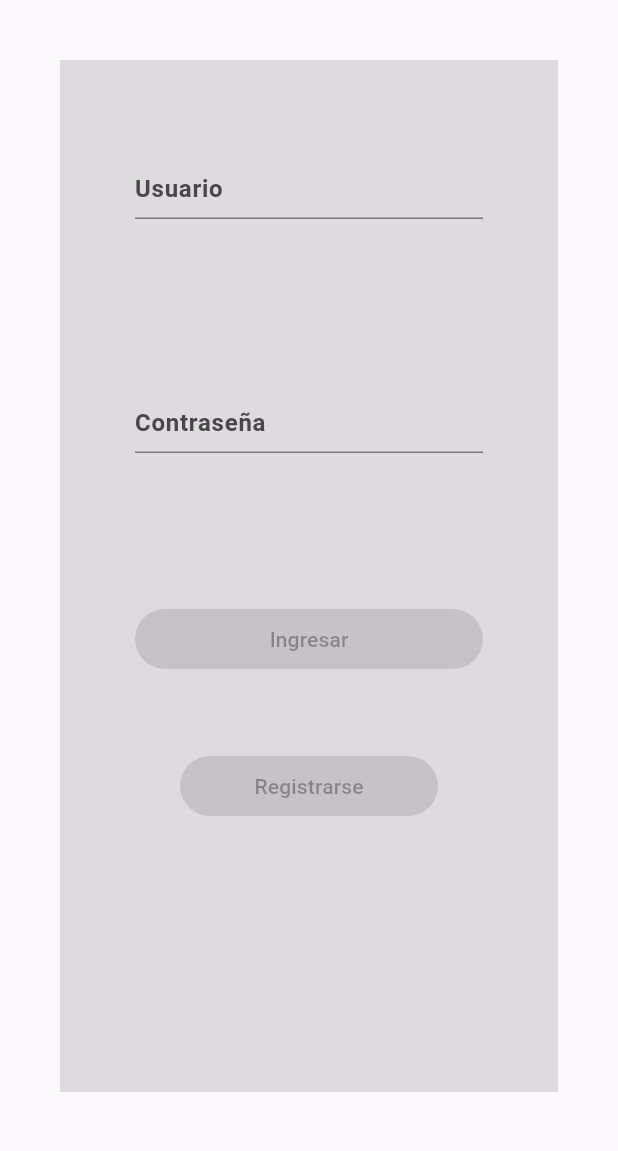
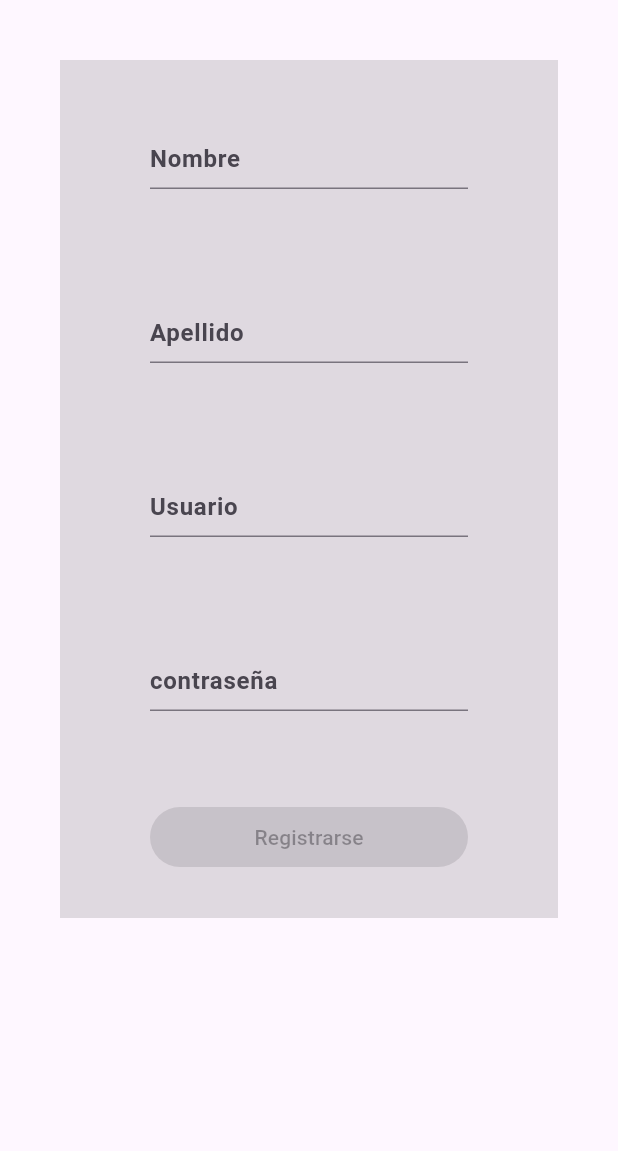
Before and after one commit to maiyerhn/Aplicativo-Bancario-FrontEnd-Flutter-d, a Flutter app: the screen it shows after launch, on a phone screen of 412 x 824 dp, the part 84-1235 px from its top. Run offline on Flutter 3.47's test engine with Material 3 defaults, Android fonts, the phone set to English and light mode, and no system bars.

Commit message:
vista Registropage

```diff
--- a/bankco/lib/homepage.dart
+++ b/bankco/lib/homepage.dart
@@ -1,9 +1,10 @@
 import 'package:bankco/iniciarpage.dart';
+import 'package:bankco/registropage.dart';
 import 'package:flutter/material.dart';
 
 class Homepage extends StatelessWidget {
   @override
   Widget build(BuildContext context){
-    return Iniciarpage();
+    return RegistroPage();
   }
 }
--- a/bankco/lib/iniciarpage.dart
+++ b/bankco/lib/iniciarpage.dart
@@ -11,31 +11,6 @@ class Iniciarpage extends StatelessWidget {
 
   String get usuario => _usuario.text;
   String get contrasena => _contrasena.text;
-
-  Future<void> _sendGetRequest(String usuario, String contrasena) async {
-    final String url = 'https://example.com/api';
-
-    final Uri uri = Uri.parse(url).replace(queryParameters: {
-      'usuario': usuario,
-      'contrasena': contrasena,
-    });
-
-    try {
-      final response = await http.get(uri);
-
-          String usuarioEsperado = _usuario.toString();
-          String contrasenaEsperada = contrasena.toString();
-          final info = jsonDecode(response.body);
-
-      if (response.statusCode == 200) {
-
-      } else {
-
-      }
-    } catch (e) {
-
-    }
-  }
 
   @override
 
@@ -59,7 +34,7 @@ class Iniciarpage extends StatelessWidget {
       ),
       body: Container(
         color: Colors.black12,
-        margin: EdgeInsets.all(40.0),
+        margin: EdgeInsets.symmetric(horizontal: 60.0, vertical: 30.0),
         child: Form(child: Column(children:<Widget> [
           _inputtext1(),
           _inputtext2(),
@@ -73,7 +48,7 @@ class Iniciarpage extends StatelessWidget {
 
   _inputtext1() {
     return Container(
-      padding: const EdgeInsets.all(50.0),
+      margin: EdgeInsets.symmetric(horizontal: 60.0, vertical: 30.0),
       child:
       TextFormField(
         controller: _usuario,
@@ -91,7 +66,7 @@ class Iniciarpage extends StatelessWidget {
 
   _inputtext2() {
     return Container(
-      padding: const EdgeInsets.all(50.0),
+      margin: EdgeInsets.symmetric(horizontal: 60.0, vertical: 30.0),
       child:
       TextFormField(
         decoration: const InputDecoration(
@@ -108,7 +83,7 @@ class Iniciarpage extends StatelessWidget {
   }
   _inputtext3() {
     return Container(
-      padding: const EdgeInsets.all(50.0),
+      margin: EdgeInsets.symmetric(horizontal: 60.0, vertical: 30.0),
       child:
       const ElevatedButton(
                 onPressed: null,
@@ -117,7 +92,7 @@ class Iniciarpage extends StatelessWidget {
   }
   _inputtext4() {
     return Container(
-      margin: EdgeInsets.symmetric(horizontal: 80.0),
+      margin: EdgeInsets.symmetric(horizontal: 80.0, vertical: 30.0),
       child:
 
       const ElevatedButton(
--- a/bankco/lib/models/datos.dart
+++ b/bankco/lib/models/datos.dart
@@ -3,4 +3,5 @@ class Datos {
   int prestamo = 0;
   int meses = 0;
 
+
 }
--- a/bankco/lib/models/user.dart
+++ b/bankco/lib/models/user.dart
@@ -2,16 +2,16 @@ import 'dart:convert';
 
 import 'package:bankco/models/datos.dart';
 
-class User{
+class User {
   String? nombre;
   String? apellido;
   String? usuario;
   int? contrasena;
   String? tipo;
-  Datos datos;
+
 
   User(String jsonString){
-    datos = new Datos();
+    Datos datos = new Datos();
     Map data =jsonDecode(jsonString);
     this.nombre = data['nombre'];
     this.apellido = data['apellido'];
--- a/bankco/lib/registropage.dart
+++ b/bankco/lib/registropage.dart
@@ -0,0 +1,130 @@
+import 'package:flutter/material.dart';
+
+class RegistroPage extends StatelessWidget {
+
+   final TextEditingController _usuario = TextEditingController();
+  final TextEditingController _contrasena = TextEditingController();
+
+  String get usuario => _usuario.text;
+  String get contrasena => _contrasena.text;
+
+  @override
+
+  Widget build(BuildContext context) {
+    final _formKey = GlobalKey<FormState>();
+
+    return Scaffold(
+      appBar: AppBar(
+         backgroundColor: Colors.blue.shade700,
+        title: Row(
+          mainAxisAlignment: MainAxisAlignment.center,
+          children: <Widget>[
+            Text('BankCo'),
+            SizedBox(width: 8),
+            IconButton(
+              icon: ImageIcon(AssetImage('lib/img/iconLog.png')),
+              onPressed: () {},
+            ),
+          ],
+        ),
+      ),
+      body: SingleChildScrollView(
+        child: Container(
+          color: Colors.black12,
+          margin: EdgeInsets.all(40.0),
+          child: Form(
+            key: _formKey,
+            child: Column(
+              children: <Widget>[
+                _inputtext1(),
+                _inputtext2(),
+                _inputtext3(),
+                _inputtext4(),
+                _inputtext5(),
+              ],
+            ),
+          ),
+        ),
+      ),
+    );
+  }
+
+  _inputtext1() {
+    return Container(
+      margin: EdgeInsets.symmetric(horizontal: 60.0, vertical: 30.0),
+      child:
+      TextFormField(
+        controller: _usuario,
+        decoration: const InputDecoration(
+          labelText: 'Nombre',
+          alignLabelWithHint: true,
+          labelStyle: TextStyle(
+                      fontWeight: FontWeight.bold,
+                    ),
+        ),
+        textAlign: TextAlign.center,
+      ),
+      );
+  }
+
+  _inputtext2() {
+    return Container(
+      margin: EdgeInsets.symmetric(horizontal: 60.0, vertical: 30.0),
+      child:
+      TextFormField(
+        decoration: const InputDecoration(
+          labelText: 'Apellido',
+          alignLabelWithHint: true,
+          labelStyle: TextStyle(
+                      fontWeight: FontWeight.bold,
+                    ),
+        ),
+        textAlign: TextAlign.center,
+
+      ),
+      );
+  }
+  _inputtext3() {
+    return Container(
+      margin: EdgeInsets.symmetric(horizontal: 60.0, vertical: 30.0),
+      child:
+      TextFormField(
+        decoration: const InputDecoration(
+          labelText: 'Usuario',
+          alignLabelWithHint: true,
+          labelStyle: TextStyle(
+                      fontWeight: FontWeight.bold,
+                    ),
+        ),
+        textAlign: TextAlign.center,
+      ),
+      );
+  }
+  _inputtext4() {
+    return Container(
+      margin: EdgeInsets.symmetric(horizontal: 60.0, vertical: 30.0),
+      child:
+      TextFormField(
+        decoration: const InputDecoration(
+          labelText: 'contraseña',
+          alignLabelWithHint: true,
+          labelStyle: TextStyle(
+                      fontWeight: FontWeight.bold,
+                    ),
+        ),
+        textAlign: TextAlign.center,
+      ),
+      );
+  }
+  _inputtext5() {
+    return Container(
+      margin: EdgeInsets.symmetric(horizontal: 60.0, vertical: 30.0),
+      child:
+
+      const ElevatedButton(
+                onPressed: null,
+                child: Center(child: Text('Registrarse')))
+      );
+  }
+
+}
```
